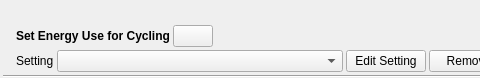
Old version of the form src/qmapshack/gis/trk/filter/IFilterEnergyCycle.ui in the repository Maproom/qmapshack; both pictures show x 0 to 480 and y 0 to 78 of the 996 by 78 pixel window.
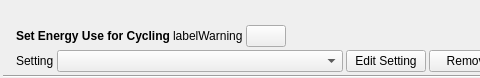
New version of the form. Icons and pictures are not drawn.

```diff
--- a/src/qmapshack/gis/trk/filter/IFilterEnergyCycle.ui
+++ b/src/qmapshack/gis/trk/filter/IFilterEnergyCycle.ui
@@ -153,6 +153,13 @@
        </property>
       </widget>
      </item>
+     <item>
+      <widget class="QLabel" name="labelWarning">
+       <property name="text">
+        <string>labelWarning</string>
+       </property>
+      </widget>
+     </item>
      <item>
       <widget class="QPushButton" name="pushButtonHelp">
        <property name="sizePolicy">
```
